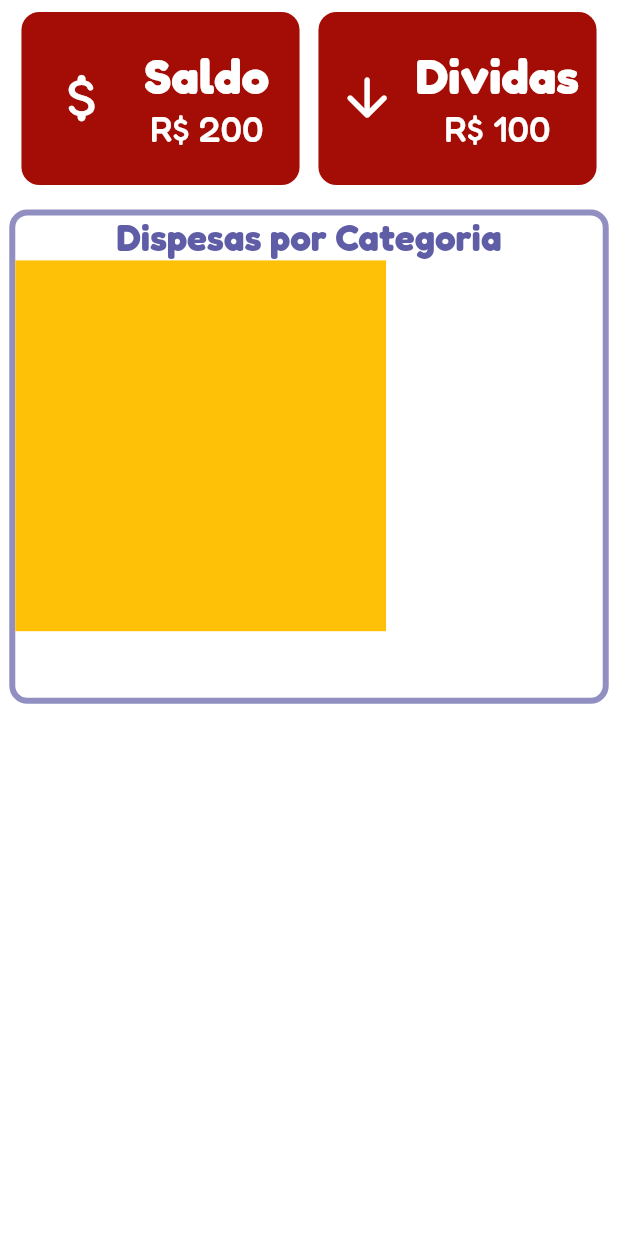
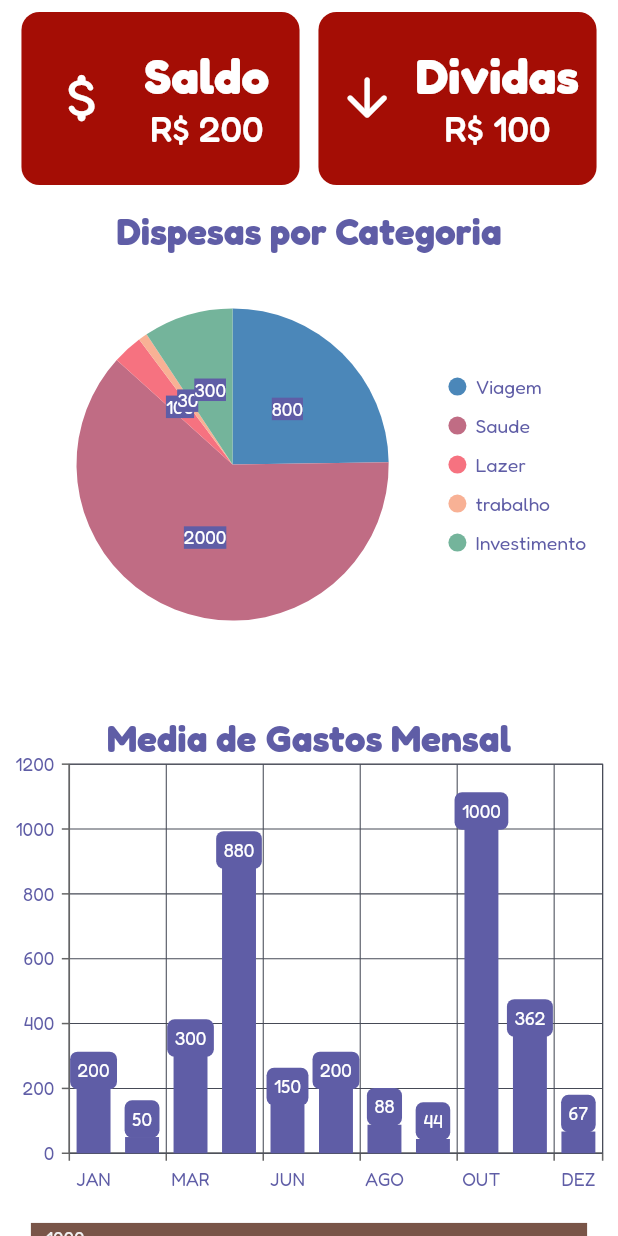
Before and after one commit to JoseGoncalvess/My_Money, a Flutter app: the GraficButtompag screen opened directly, on a phone screen of 412 x 824 dp. Run offline on Flutter 3.47's test engine with Material 2 defaults, Android fonts, the phone set to English and light mode, and no system bars; our stand-ins replace syncfusion_flutter_charts.

Commit message:
created page grapic

```diff
--- /dev/null
+++ b/lib/page/screens/pagedetails/grafic_widgets_components/grafic_category_widget.dart
@@ -0,0 +1,91 @@
+import 'package:flutter/material.dart';
+import 'package:syncfusion_flutter_charts/charts.dart';
+
+class GraficCategoryWidget extends StatefulWidget {
+  const GraficCategoryWidget({Key? key}) : super(key: key);
+
+  @override
+  State<GraficCategoryWidget> createState() => _GraficCategoryWidgetState();
+}
+
+class categoryevent {
+  String category;
+  int valeu;
+  categoryevent({
+    required this.category,
+    required this.valeu,
+  });
+}
+
+late List<categoryevent> _datagrafcategory;
+
+List<categoryevent> getcategory() {
+  final List<categoryevent> dataEvent = [
+    categoryevent(category: 'Viagem', valeu: 800),
+    categoryevent(category: 'Saude', valeu: 2000),
+    categoryevent(category: 'Lazer', valeu: 100),
+    categoryevent(category: 'trabalho', valeu: 30),
+    categoryevent(category: 'Investimento', valeu: 300),
+  ];
+  return dataEvent;
+}
+
+@override
+class _GraficCategoryWidgetState extends State<GraficCategoryWidget> {
+  void initState() {
+    _datagrafcategory = getcategory();
+    super.initState();
+  }
+
+  @override
+  Widget build(BuildContext context) {
+    final height = MediaQuery.of(context).size.height;
+    final width = MediaQuery.of(context).size.width;
+    return Container(
+      width: width * 0.97,
+      height: height * 0.4,
+      decoration: BoxDecoration(
+        color: Colors.white,
+        borderRadius: BorderRadius.circular(12),
+      ),
+      child: Column(
+        children: [
+          Text(
+            'Dispesas por Categoria',
+            style: TextStyle(
+                color: const Color(0xff5F5DA6),
+                fontWeight: FontWeight.bold,
+                fontSize: height * 0.03),
+          ),
+          Row(
+            children: [
+              Container(
+                // color: Colors.amber,
+                width: width * 0.97,
+                height: height * 0.34,
+                child: SfCircularChart(
+                  legend: Legend(
+                      isVisible: true,
+                      textStyle: TextStyle(color: Color(0xff5F5DA6)),
+                      overflowMode: LegendItemOverflowMode.wrap),
+                  series: <CircularSeries>[
+                    PieSeries<categoryevent, String>(
+                      dataSource: _datagrafcategory,
+                      xValueMapper: (categoryevent data, _) => data.category,
+                      yValueMapper: (categoryevent data, _) => data.valeu,
+                      dataLabelSettings: DataLabelSettings(
+                        isVisible: true,
+                        color: Color(0xff5F5DA6),
+                      ),
+                      enableTooltip: true,
+                    ),
+                  ],
+                ),
+              )
+            ],
+          )
+        ],
+      ),
+    );
+  }
+}
--- /dev/null
+++ b/lib/page/screens/pagedetails/grafic_widgets_components/media_month_widget.dart
@@ -0,0 +1,91 @@
+import 'package:flutter/material.dart';
+import 'package:syncfusion_flutter_charts/charts.dart';
+
+class MediaMonthWidget extends StatefulWidget {
+  const MediaMonthWidget({Key? key}) : super(key: key);
+
+  @override
+  State<MediaMonthWidget> createState() => _MediaMonthWidgetState();
+}
+
+class Datacolun {
+  String x;
+  double y;
+  Datacolun({
+    required this.x,
+    required this.y,
+  });
+}
+
+class _MediaMonthWidgetState extends State<MediaMonthWidget> {
+  late List<Datacolun> _datacolum;
+  dynamic getdatacolun() {
+    final List<Datacolun> datacolum = <Datacolun>[
+      Datacolun(x: 'JAN', y: 200),
+      Datacolun(x: 'FEV', y: 50),
+      Datacolun(x: 'MAR', y: 300),
+      Datacolun(x: 'MAI', y: 880),
+      Datacolun(x: 'JUN', y: 150),
+      Datacolun(x: 'JUL', y: 200),
+      Datacolun(x: 'AGO', y: 88),
+      Datacolun(x: 'SET', y: 44),
+      Datacolun(x: 'OUT', y: 1000),
+      Datacolun(x: 'NOV', y: 362),
+      Datacolun(x: 'DEZ', y: 67),
+    ];
+    return datacolum;
+  }
+
+  @override
+  void initState() {
+    _datacolum = getdatacolun();
+    super.initState();
+  }
+
+  @override
+  Widget build(BuildContext context) {
+    final height = MediaQuery.of(context).size.height;
+    final width = MediaQuery.of(context).size.width;
+    return Container(
+      width: width * 0.98,
+      height: height * 0.4,
+      // color: Colors.green,
+      child: Column(
+        children: [
+          Text(
+            'Media de Gastos Mensal',
+            style: TextStyle(
+                color: const Color(0xff5F5DA6),
+                fontWeight: FontWeight.bold,
+                fontSize: height * 0.03),
+          ),
+          Container(
+            alignment: Alignment.center,
+            // color: Colors.red,
+            width: width * 0.96,
+            height: height * 0.35,
+            child: SfCartesianChart(
+              margin: EdgeInsets.all(2),
+              primaryXAxis: CategoryAxis(
+                  title: AxisTitle(),
+                  labelStyle: TextStyle(color: const Color(0xff5F5DA6))),
+              primaryYAxis: NumericAxis(
+                  title: AxisTitle(),
+                  labelStyle: TextStyle(color: const Color(0xff5F5DA6))),
+              series: <ChartSeries>[
+                ColumnSeries<Datacolun, String>(
+                    enableTooltip: true,
+                    dataSource: _datacolum,
+                    xValueMapper: (Datacolun data, _) => data.x,
+                    yValueMapper: (Datacolun data, _) => data.y,
+                    color: const Color(0xff5F5DA6),
+                    dataLabelSettings: DataLabelSettings(
+                        isVisible: true, color: const Color(0xff5F5DA6))),
+              ],
+            ),
+          )
+        ],
+      ),
+    );
+  }
+}
--- a/lib/page/screens/pagedetails/pages_buttombar/grafic_buttompag.dart
+++ b/lib/page/screens/pagedetails/pages_buttombar/grafic_buttompag.dart
@@ -1,9 +1,65 @@
+// ignore_for_file: public_member_api_docs, sort_constructors_first
 import 'package:flutter/material.dart';
 import 'package:syncfusion_flutter_charts/charts.dart';
+
 import '../grafic_widgets_components/card_info_widget.dart';
+import '../grafic_widgets_components/grafic_category_widget.dart';
+import '../grafic_widgets_components/media_month_widget.dart';
 
-class GraficButtompag extends StatelessWidget {
+class GraficButtompag extends StatefulWidget {
   const GraficButtompag({Key? key}) : super(key: key);
+
+  @override
+  State<GraficButtompag> createState() => _GraficButtompagState();
+}
+
+class Cardpayment {
+  double dia;
+  double valuercard;
+  Cardpayment({
+    required this.dia,
+    required this.valuercard,
+  });
+}
+
+class Moneypayment {
+  double dia;
+  double valuercard;
+  Moneypayment({
+    required this.dia,
+    required this.valuercard,
+  });
+}
+
+List<Cardpayment> getdatacard() {
+  final List<Cardpayment> datpayment = [
+    Cardpayment(dia: 23, valuercard: 200),
+    Cardpayment(dia: 3, valuercard: 4),
+    Cardpayment(dia: 12, valuercard: 800),
+    Cardpayment(dia: 7, valuercard: 30),
+  ];
+  return datpayment;
+}
+
+List<Moneypayment> getmoneypayment() {
+  final List<Moneypayment> moneypayment = [
+    Moneypayment(dia: 20, valuercard: 500),
+    Moneypayment(dia: 6, valuercard: 20),
+    Moneypayment(dia: 2, valuercard: 0),
+    Moneypayment(dia: 30, valuercard: 100),
+  ];
+  return moneypayment;
+}
+
+class _GraficButtompagState extends State<GraficButtompag> {
+  late List<Cardpayment> _datacard;
+  late List<Moneypayment> _datamoney;
+  @override
+  void initState() {
+    _datacard = getdatacard();
+    _datamoney = getmoneypayment();
+    super.initState();
+  }
 
   @override
   Widget build(BuildContext context) {
@@ -36,38 +92,29 @@ class GraficButtompag extends StatelessWidget {
             SizedBox(
               height: height * 0.01,
             ),
-            Row(
-              children: [],
+            const GraficCategoryWidget(),
+            SizedBox(
+              height: height * 0.01,
+            ),
+            const MediaMonthWidget(),
+            SizedBox(
+              height: height * 0.01,
             ),
             Container(
-              width: width * 0.97,
-              height: height * 0.4,
-              decoration: BoxDecoration(
-                border: Border.all(
-                  color: Color.fromARGB(176, 95, 93, 166),
-                  width: 4.0,
-                ),
-                color: Colors.white,
-                borderRadius: BorderRadius.circular(12),
-              ),
-              child: Column(
-                children: [
-                  Text(
-                    'Dispesas por Categoria',
-                    style: TextStyle(
-                        color: const Color(0xff5F5DA6),
-                        fontWeight: FontWeight.bold,
-                        fontSize: height * 0.03),
+              height: height * 0.3,
+              width: width * 0.9,
+              color: Colors.brown,
+              child: SfCartesianChart(
+                series: <ChartSeries>[
+                  LineSeries<Cardpayment, double>(
+                    dataSource: _datacard,
+                    xValueMapper: (Cardpayment data, _) => data.dia,
+                    yValueMapper: (Cardpayment data, _) => data.valuercard,
                   ),
-                  Row(
-                    children: [
-                      Container(
-                        color: Colors.amber,
-                        width: width * 0.6,
-                        height: height * 0.3,
-                        child: Container(),
-                      )
-                    ],
+                  LineSeries<Moneypayment, double>(
+                    dataSource: _datamoney,
+                    xValueMapper: (Moneypayment data, _) => data.dia,
+                    yValueMapper: (Moneypayment data, _) => data.valuercard,
                   )
                 ],
               ),
```
Also changed, not shown: 6 other files.
